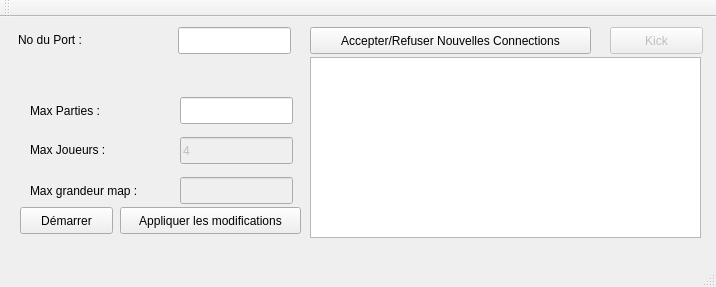
Before: the Qt Designer form mainwindow.ui in massicotteg/PixelATRServeur, drawn with Qt 5.
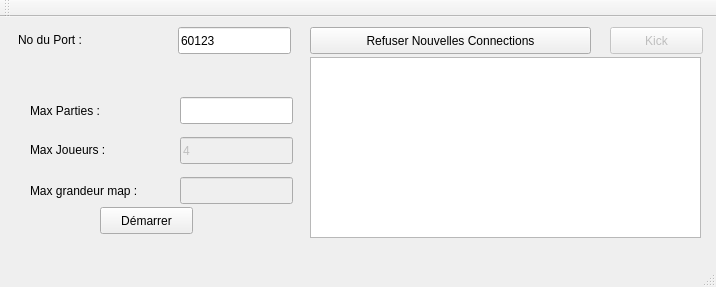
After: the same form once the commit is applied.

Commit message: Ajout d'un max de parties hébergées, petite modification au niveau de l'acceptation de nouvelles connexions. Francisations des termes utilisés et ajout de "m_" devant les variables membres.

Patch:
```diff
--- a/mainwindow.ui
+++ b/mainwindow.ui
@@ -24,7 +24,7 @@
      </rect>
     </property>
     <property name="text">
-     <string>Accepter/Refuser Nouvelles Connections</string>
+     <string>Refuser Nouvelles Connections</string>
     </property>
    </widget>
    <widget class="QLineEdit" name="txtPort">
@@ -36,6 +36,9 @@
       <height>27</height>
      </rect>
     </property>
+    <property name="text">
+     <string>60123</string>
+    </property>
    </widget>
    <widget class="QLabel" name="label">
     <property name="geometry">
@@ -144,19 +147,6 @@
      <string>Kick</string>
     </property>
    </widget>
-   <widget class="QPushButton" name="btnAppliquer">
-    <property name="geometry">
-     <rect>
-      <x>120</x>
-      <y>190</y>
-      <width>181</width>
-      <height>27</height>
-     </rect>
-    </property>
-    <property name="text">
-     <string>Appliquer les modifications</string>
-    </property>
-   </widget>
    <widget class="QListWidget" name="lbParties">
     <property name="geometry">
      <rect>
@@ -170,7 +160,7 @@
    <widget class="QPushButton" name="btnDemarrer">
     <property name="geometry">
      <rect>
-      <x>20</x>
+      <x>100</x>
       <y>190</y>
       <width>93</width>
       <height>27</height>
```
The commit also changes 13 other files.
